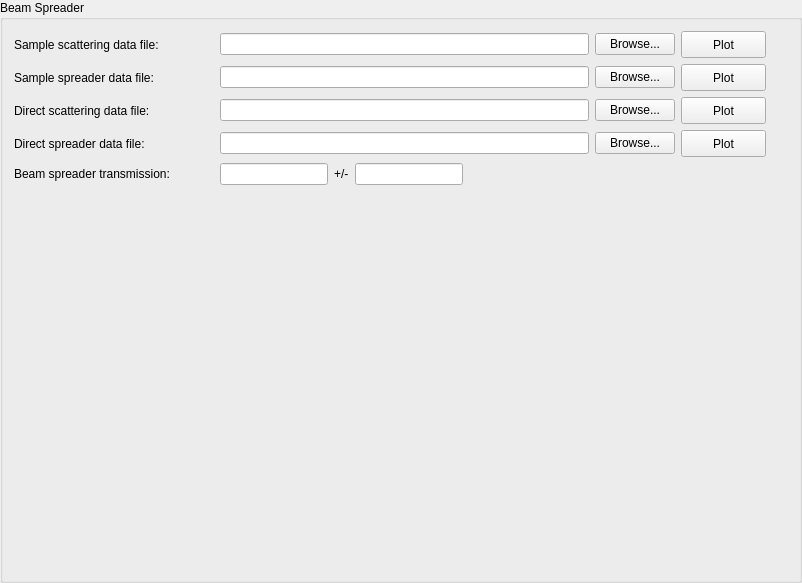
mantidproject/mantid, file Code/Mantid/scripts/Interface/ui/sans/trans_spreader.ui: the form before one commit.
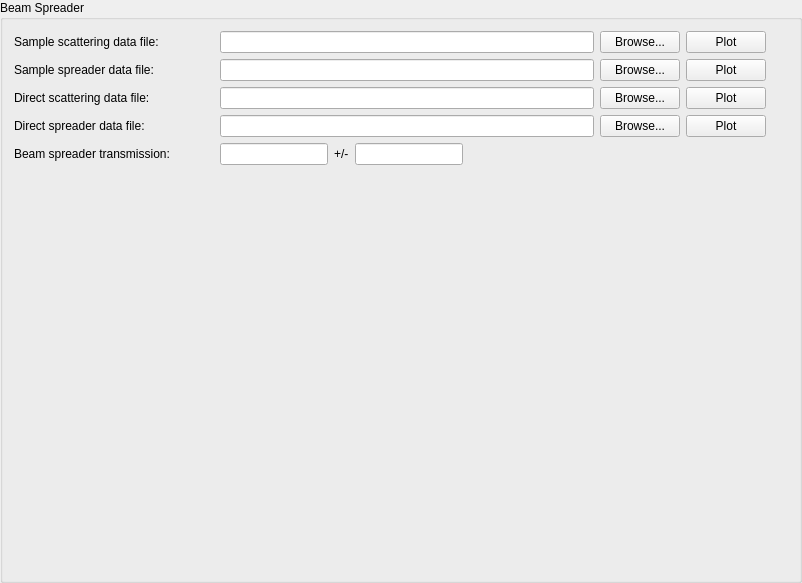
The form after the commit.

Diff of the .ui file:
```diff
--- a/Code/Mantid/scripts/Interface/ui/sans/trans_spreader.ui
+++ b/Code/Mantid/scripts/Interface/ui/sans/trans_spreader.ui
@@ -352,14 +352,14 @@
       <widget class="QPushButton" name="sample_scatt_plot">
        <property name="minimumSize">
         <size>
-         <width>85</width>
-         <height>27</height>
+         <width>0</width>
+         <height>0</height>
         </size>
        </property>
        <property name="maximumSize">
         <size>
-         <width>85</width>
-         <height>27</height>
+         <width>16777215</width>
+         <height>16777215</height>
         </size>
        </property>
        <property name="toolTip">
@@ -374,14 +374,14 @@
       <widget class="QPushButton" name="sample_spread_plot">
        <property name="minimumSize">
         <size>
-         <width>85</width>
-         <height>27</height>
+         <width>0</width>
+         <height>0</height>
         </size>
        </property>
        <property name="maximumSize">
         <size>
-         <width>85</width>
-         <height>27</height>
+         <width>16777215</width>
+         <height>16777215</height>
         </size>
        </property>
        <property name="toolTip">
@@ -396,14 +396,14 @@
       <widget class="QPushButton" name="direct_scatt_plot">
        <property name="minimumSize">
         <size>
-         <width>85</width>
-         <height>27</height>
+         <width>0</width>
+         <height>0</height>
         </size>
        </property>
        <property name="maximumSize">
         <size>
-         <width>85</width>
-         <height>27</height>
+         <width>16777215</width>
+         <height>16777215</height>
         </size>
        </property>
        <property name="toolTip">
@@ -418,14 +418,14 @@
       <widget class="QPushButton" name="direct_spread_plot">
        <property name="minimumSize">
         <size>
-         <width>85</width>
-         <height>27</height>
+         <width>0</width>
+         <height>0</height>
         </size>
        </property>
        <property name="maximumSize">
         <size>
-         <width>85</width>
-         <height>27</height>
+         <width>16777215</width>
+         <height>16777215</height>
         </size>
        </property>
        <property name="toolTip">
```
